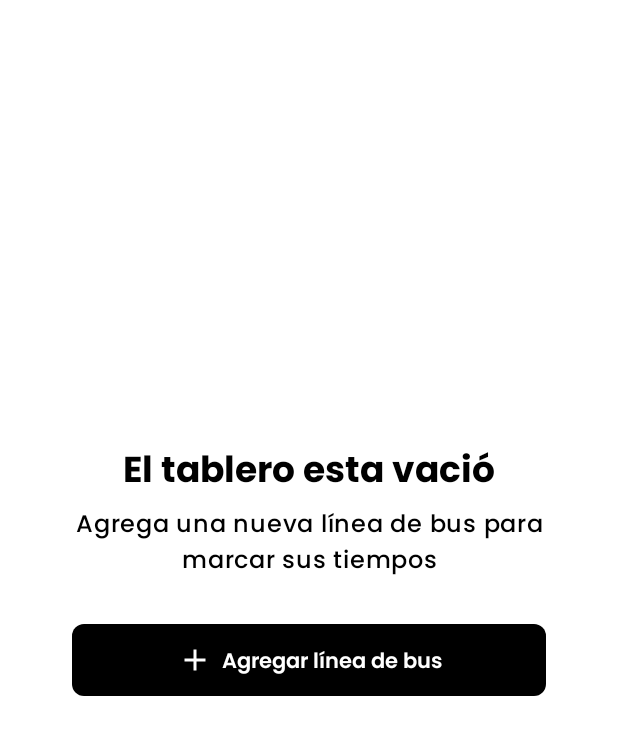
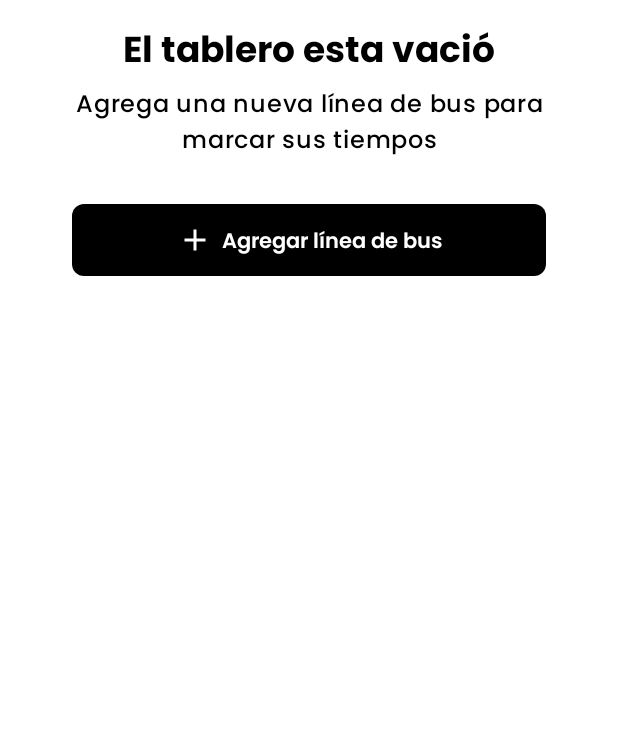
Before and after one commit to alexandrecastillo/datero-app, an Android app built with Jetpack Compose: the composable EmptyBusLines shown on its own in the app's theme, on a phone screen of 412 x 824 dp. Shown: the top 735 px of the screen. Run offline under Robolectric (Android 15) with nearby library versions, the phone set to English and light mode, and no system bars.

Commit message:
implement empty bus lines screen

```diff
--- a/app/src/main/java/labs/alexandre/datero/ui/dashboard/components/EmptyBusLines.kt
+++ b/app/src/main/java/labs/alexandre/datero/ui/dashboard/components/EmptyBusLines.kt
@@ -72,7 +72,6 @@ fun EmptyBusLines(
 ) {
     Column(
         modifier = Modifier
-            .fillMaxSize()
             .padding(48.dp)
             .offset(y = (-32).dp)
             .then(modifier),
@@ -80,7 +79,7 @@ fun EmptyBusLines(
         horizontalAlignment = Alignment.CenterHorizontally
     ) {
         Text(
-            modifier = modifier
+            modifier = Modifier
                 .fillMaxWidth(),
             textAlign = TextAlign.Center,
             text = "El tablero esta vació",
@@ -88,7 +87,7 @@ fun EmptyBusLines(
         )
         Spacer(modifier = Modifier.height(8.dp))
         Text(
-            modifier = modifier
+            modifier = Modifier
                 .fillMaxWidth(),
             textAlign = TextAlign.Center,
             text = "Agrega una nueva línea de bus para marcar sus tiempos",
@@ -103,6 +102,9 @@ fun EmptyBusLines(
 @Composable
 fun PreviewEmptyBusLines() {
     DateroTheme {
-        EmptyBusLines(onAddBusLineClick = {})
+        EmptyBusLines(
+            modifier = Modifier.fillMaxSize(),
+            onAddBusLineClick = {}
+        )
     }
 }
```
